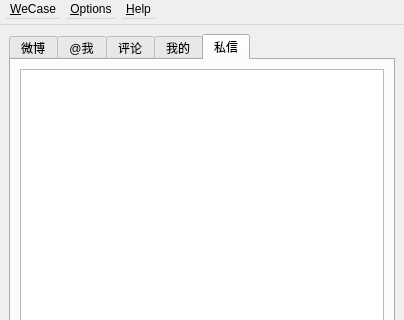
First picture: the form in ui/MainWindow.ui, repository WeCase/WeCase, before the edit; both pictures show x 0 to 404 and y 0 to 320 of the 404 by 669 pixel window.
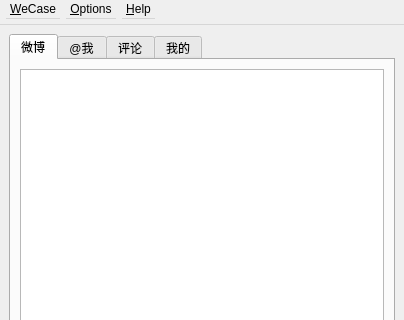
Second picture: the form after the edit. The open tabs and pages were chosen to show the change.

Commit message: 移除 tab - "私信"

```diff
--- a/ui/MainWindow.ui
+++ b/ui/MainWindow.ui
@@ -80,16 +80,6 @@
         </item>
        </layout>
       </widget>
-      <widget class="QWidget" name="tab_msg">
-       <attribute name="title">
-        <string>私信</string>
-       </attribute>
-       <layout class="QVBoxLayout" name="verticalLayout_5">
-        <item>
-         <widget class="QListView" name="listView_5"/>
-        </item>
-       </layout>
-      </widget>
      </widget>
     </item>
     <item>
```
The commit also changes 1 other file.
